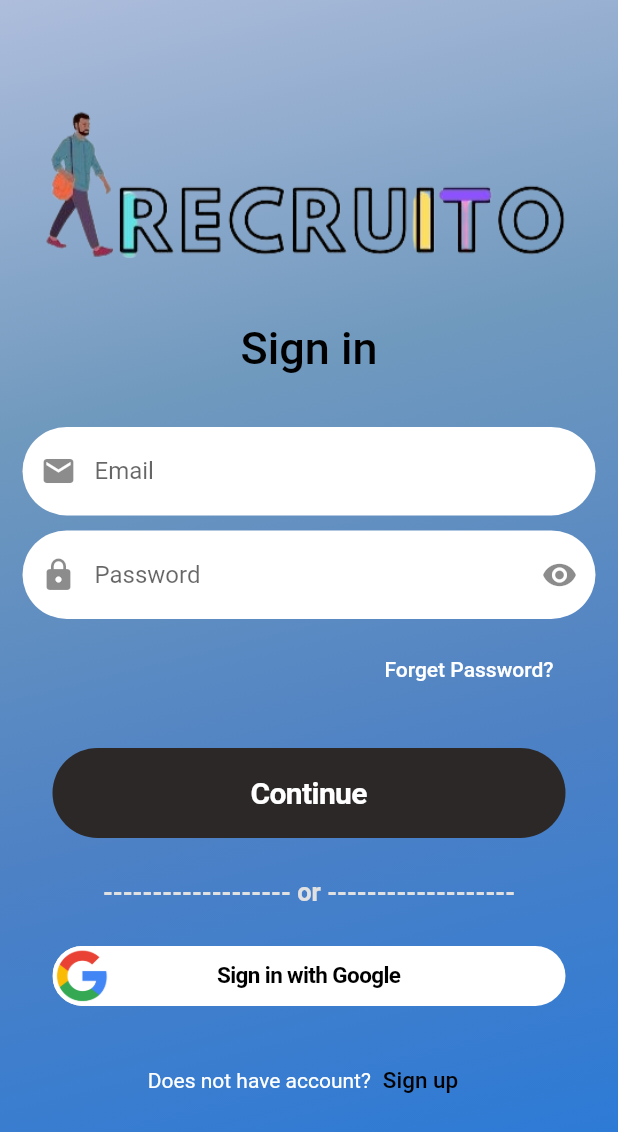
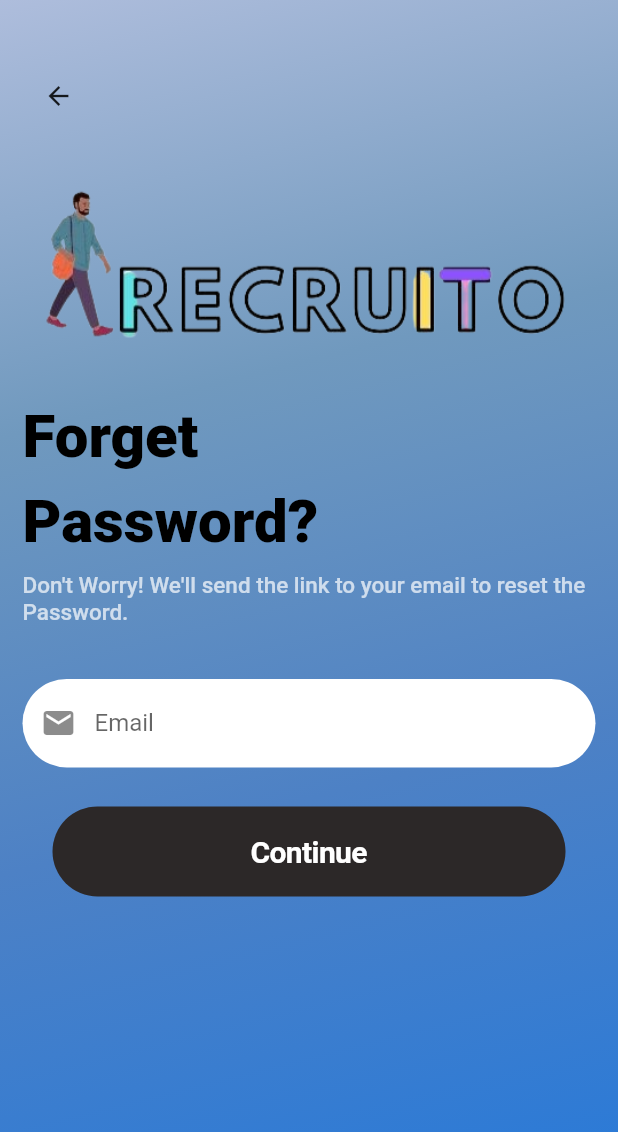
Before and after one commit to RohanSunar15/Recrutio, a Flutter app: the screen it shows after launch, after a tap on "Forget Password?", on a phone screen of 412 x 824 dp. Shown: the top 1132 px of the screen. Run offline on Flutter 3.47's test engine with Material 2 defaults, Android fonts, the phone set to English and light mode, and no system bars.

Commit message:
added forget password page

```diff
--- /dev/null
+++ b/lib/ForgetPassword/forgetpassword.dart
@@ -0,0 +1,139 @@
+import 'package:Recrutio/LOGIN/login.dart';
+import 'package:flutter/cupertino.dart';
+import 'package:flutter/material.dart';
+import 'package:Recrutio/consts.dart';
+
+class ForgetPasswordPage extends StatefulWidget {
+  const ForgetPasswordPage({Key? key}) : super(key: key);
+
+  @override
+  ForgetPasswordPageState createState() => ForgetPasswordPageState();
+}
+
+class ForgetPasswordPageState extends State<ForgetPasswordPage> {
+
+  @override
+  Widget build(BuildContext context) {
+    return Scaffold(
+
+      //background
+      body: Container(
+        height: double.maxFinite,
+        width: double.maxFinite,
+        decoration: const BoxDecoration(
+          gradient: LinearGradient(
+              begin: Alignment.topLeft,
+              end: Alignment.bottomCenter,
+              colors: [g1, g2, g3, g4]),
+        ),
+        child:  SingleChildScrollView(
+          child: Column(
+            mainAxisAlignment: MainAxisAlignment.start,
+            children: [
+
+              Padding(
+                padding:const  EdgeInsets.symmetric(horizontal: 15, vertical: 10),
+                child: OverflowBar(
+                  overflowSpacing: 10,
+                  overflowAlignment: OverflowBarAlignment.start,
+                  children: [
+                    const SizedBox(height: 20,),
+                    IconButton(onPressed: (){
+                      Navigator.push(context,
+                          MaterialPageRoute(builder: (context) => const LoginPage()));
+
+                    },
+                        iconSize: 20,
+                        icon: const Icon(Icons.arrow_back_outlined)),
+                    const SizedBox(height: 10,),
+                    Image.asset('assets/images/logo/logo.png',
+                      alignment: Alignment.center,
+                    ),
+                    const SizedBox(height: 15,),
+                    //header
+                    const Text(
+                      "Forget ",
+                      textAlign: TextAlign.left,
+                      style: TextStyle(
+                          fontWeight: FontWeight.w900,
+                          fontSize: 40,
+                          color: Colors.black),
+                    ),
+
+                    const Text(
+                      "Password?",
+                      textAlign: TextAlign.left,
+                      style: TextStyle(
+                          fontWeight: FontWeight.w900,
+                          fontSize: 40,
+                          color: Colors.black),
+                    ),
+
+                    const Text(
+                          "Don't Worry! We'll send the link to your email to reset the Password.  ",
+                      textAlign: TextAlign.left,
+                      style: TextStyle(
+                          fontWeight: FontWeight.w500,
+                          fontSize: 15,
+                          color: Colors.white70),
+                    ),
+
+                    const SizedBox(height: 15,),
+
+                    // textfield of email
+                    TextFormField(
+                      keyboardType: TextInputType.text,
+                      style: const TextStyle(
+                          color: Colors.black
+                      ),
+                      decoration: InputDecoration(
+                        filled: true,
+                        hintText: 'Email',
+                        prefixIcon: const Icon(Icons.email),
+                        fillColor: Colors.white,
+                        border: OutlineInputBorder(
+                          borderSide: BorderSide.none,
+                          borderRadius: BorderRadius.circular(60),
+                        ),
+                      ),
+                    ),
+
+                    // its a button of continue
+                    CupertinoButton(
+                        child: Container(
+                          alignment: Alignment.center,
+                          height: 60,
+                          width: double.infinity,
+                          decoration:  BoxDecoration(
+                            color: const Color(0xff2c2828),
+                            borderRadius: BorderRadius.circular(60),
+                          ),
+                          child: const Text("Continue",
+                            style: TextStyle(
+                              color: Colors.white,
+                              fontSize: 20,
+                              fontWeight: FontWeight.bold,
+                            ),
+                          ),
+                        ),
+                        onPressed: (){}
+                    ),
+                    const Text(
+                      "",
+                      textAlign: TextAlign.left,
+                      style: TextStyle(
+                          fontWeight: FontWeight.w500,
+                          fontSize: 15,
+                          color: Colors.white70),
+                    ),
+
+                  ],
+                ),
+              ),
+            ],
+          ),
+        ),
+      ),
+    );
+  }
+}
--- a/lib/LOGIN/login.dart
+++ b/lib/LOGIN/login.dart
@@ -1,3 +1,4 @@
+import 'package:Recrutio/ForgetPassword/forgetpassword.dart';
 import 'package:Recrutio/SIGNUP/signup.dart';
 import 'package:flutter/cupertino.dart';
 import 'package:flutter/material.dart';
@@ -105,7 +106,10 @@
                       child: Padding(
                         padding: const EdgeInsets.only(right: 20.0,bottom: 2.0),
                         child: TextButton(
-                          onPressed: (){},
+                          onPressed: (){
+                            Navigator.push(context,
+                            MaterialPageRoute(builder: (context) => const ForgetPasswordPage()));
+                          },
                           child:const  Text(
                             "Forget Password?",
                             style:TextStyle(
--- a/lib/main.dart
+++ b/lib/main.dart
@@ -1,5 +1,6 @@
 import 'package:flutter/material.dart';
 import 'package:Recrutio/LOGIN/login.dart';
+import 'package:Recrutio/ForgetPassword/forgetpassword.dart';
 
 void main() {
   runApp(const MyApp());
@@ -15,7 +16,7 @@
       debugShowCheckedModeBanner: false,
       title: 'Recruito',
       theme: ThemeData(),
-      home: const LoginPage(),
+      home:  const LoginPage(),
     );
   }
 }
```
